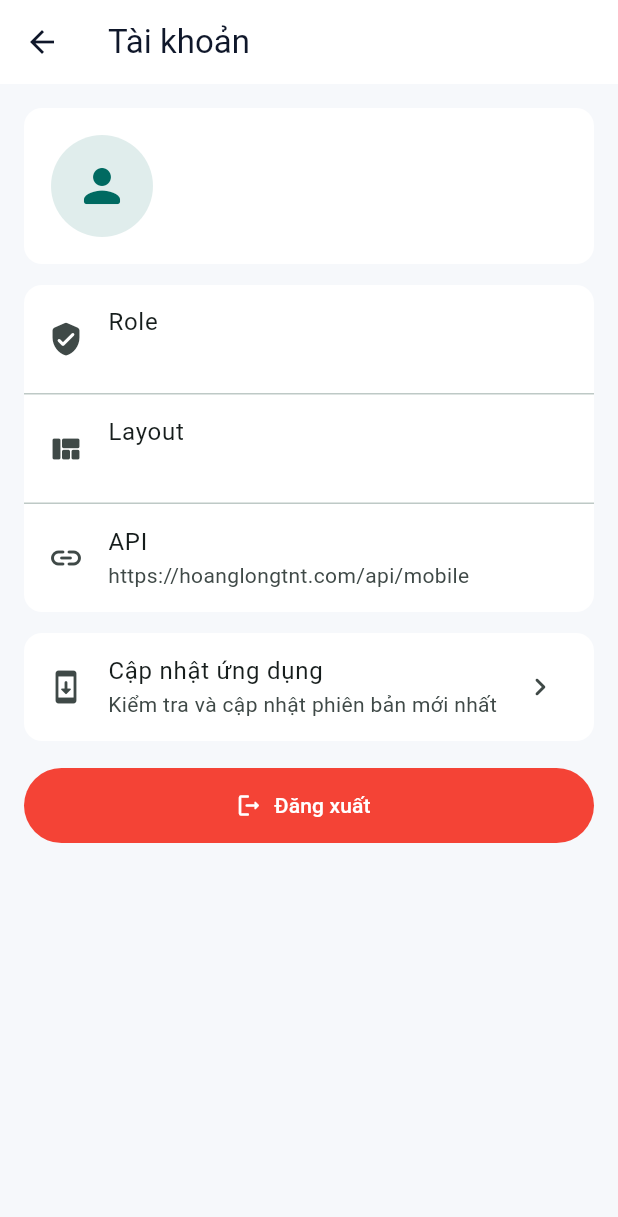
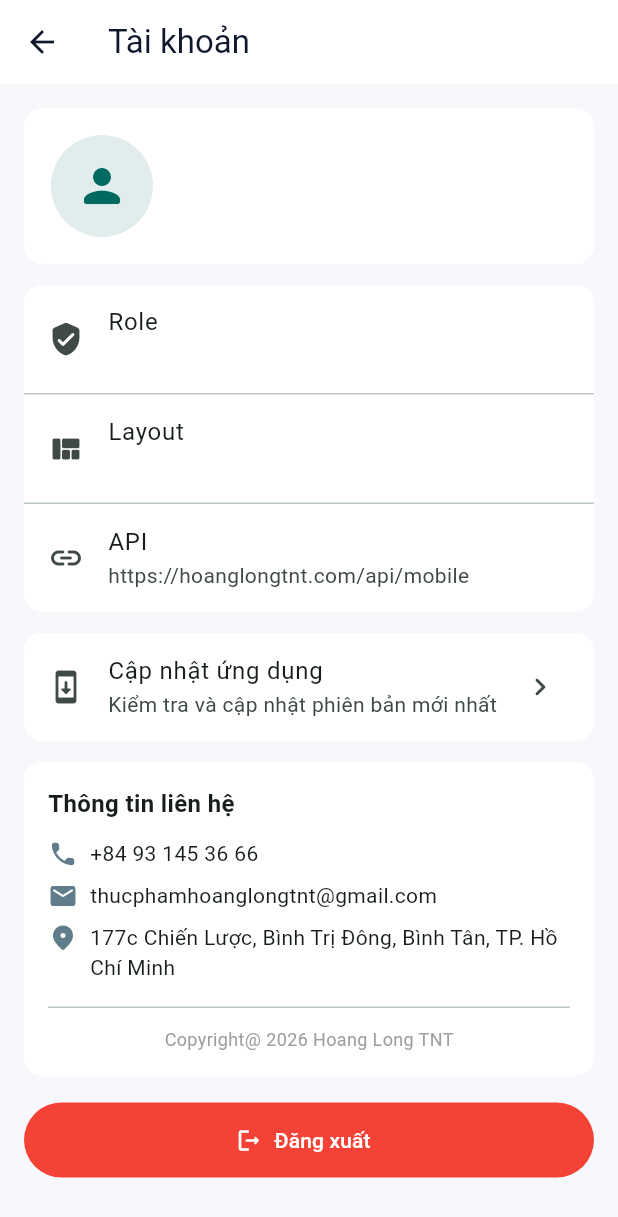
Before and after one commit to canhoduclong/honglongtnt, a Flutter app: the ProfileScreen screen opened by its route, on a phone screen of 412 x 824 dp. Shown: the top 1217 px of the screen. Run offline on Flutter 3.47's test engine with Material 3 defaults, Android fonts, the phone set to English and light mode, and no system bars; our stand-ins replace dio, flutter_secure_storage, get, image_picker, open_filex, package_info_plus and 1 more; accounts and stored records are empty.

Commit message:
Update code

```diff
--- a/lib/screens/profile/profile_screen.dart
+++ b/lib/screens/profile/profile_screen.dart
@@ -113,6 +113,69 @@ class ProfileScreen extends StatelessWidget {
                 ],
               ),
             ),
+            const SizedBox(height: 14),
+            Card(
+              child: Padding(
+                padding: const EdgeInsets.all(16.0),
+                child: Column(
+                  crossAxisAlignment: CrossAxisAlignment.start,
+                  children: [
+                    const Text(
+                      'Thông tin liên hệ',
+                      style: TextStyle(
+                        fontWeight: FontWeight.bold,
+                        fontSize: 16,
+                      ),
+                    ),
+                    const SizedBox(height: 12),
+                    Row(
+                      crossAxisAlignment: CrossAxisAlignment.start,
+                      children: const [
+                        Icon(Icons.phone_rounded, size: 20, color: Colors.blueGrey),
+                        SizedBox(width: 8),
+                        Expanded(
+                          child: Text('+84 93 145 36 66'),
+                        ),
+                      ],
+                    ),
+                    const SizedBox(height: 8),
+                    Row(
+                      crossAxisAlignment: CrossAxisAlignment.start,
+                      children: const [
+                        Icon(Icons.email_rounded, size: 20, color: Colors.blueGrey),
+                        SizedBox(width: 8),
+                        Expanded(
+                          child: Text('thucphamhoanglongtnt@gmail.com'),
+                        ),
+                      ],
+                    ),
+                    const SizedBox(height: 8),
+                    Row(
+                      crossAxisAlignment: CrossAxisAlignment.start,
+                      children: const [
+                        Icon(Icons.location_on_rounded, size: 20, color: Colors.blueGrey),
+                        SizedBox(width: 8),
+                        Expanded(
+                          child: Text('177c Chiến Lược, Bình Trị Đông, Bình Tân, TP. Hồ Chí Minh'),
+                        ),
+                      ],
+                    ),
+                    const SizedBox(height: 16),
+                    const Divider(height: 1),
+                    const SizedBox(height: 12),
+                    const Center(
+                      child: Text(
+                        'Copyright@ 2026 Hoang Long TNT',
+                        style: TextStyle(
+                          fontSize: 12,
+                          color: Colors.grey,
+                        ),
+                      ),
+                    ),
+                  ],
+                ),
+              ),
+            ),
             const SizedBox(height: 18),
             FilledButton.icon(
               onPressed: auth.isLoading.value ? null : auth.logout,
--- a/pubspec.yaml
+++ b/pubspec.yaml
@@ -16,7 +16,7 @@ publish_to: 'none' # Remove this line if you wish to publish to pub.dev
 # https://developer.apple.com/library/archive/documentation/General/Reference/InfoPlistKeyReference/Articles/CoreFoundationKeys.html
 # In Windows, build-name is used as the major, minor, and patch parts
 # of the product and file versions while build-number is used as the build suffix.
-version: 1.0.24+25
+version: 1.0.25+26
 
 environment:
   sdk: ^3.12.0
```
Also changed, not shown: 1 other file.
